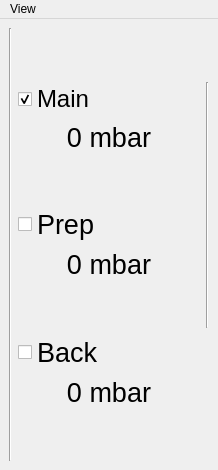
Above: gui/pressure_monitor/ui_pressure_monitor.ui from projecthira/qudi-hira before the change. Below: the same form after it.
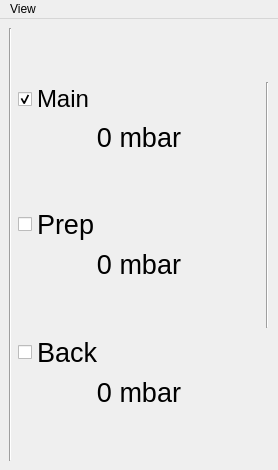
That is the form after the change. Icons and pictures are not drawn.

Commit message: Added buffer logging supoort for temperature and pressure controllers

Patch:
```diff
--- a/gui/pressure_monitor/ui_pressure_monitor.ui
+++ b/gui/pressure_monitor/ui_pressure_monitor.ui
@@ -6,7 +6,7 @@
    <rect>
     <x>0</x>
     <y>0</y>
-    <width>218</width>
+    <width>278</width>
     <height>470</height>
    </rect>
   </property>
@@ -175,7 +175,7 @@
     <rect>
      <x>0</x>
      <y>0</y>
-     <width>218</width>
+     <width>278</width>
      <height>26</height>
     </rect>
    </property>
```
Left out of the diff: 2 changed lines with no effect on the pictures. The commit also changes 2 other files.
